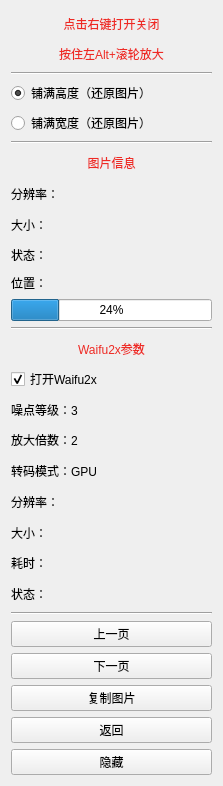
Before: the Qt Designer form ui/readimg.ui in tonquer/picacg-qt, drawn with Qt 5.
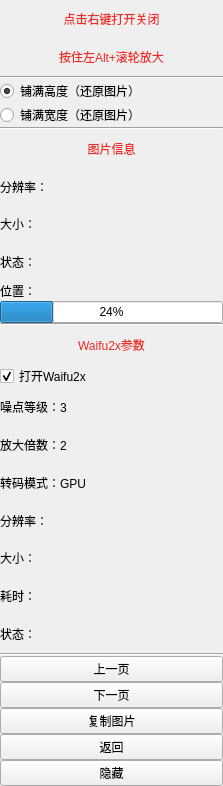
After: the same form once the commit is applied.

```diff
--- a/ui/readimg.ui
+++ b/ui/readimg.ui
@@ -14,10 +14,28 @@
    <string>Form</string>
   </property>
   <layout class="QGridLayout" name="gridLayout_2">
+   <property name="leftMargin">
+    <number>0</number>
+   </property>
+   <property name="topMargin">
+    <number>0</number>
+   </property>
+   <property name="rightMargin">
+    <number>0</number>
+   </property>
+   <property name="bottomMargin">
+    <number>0</number>
+   </property>
    <item row="0" column="0">
     <layout class="QHBoxLayout" name="horizontalLayout_2">
+     <property name="spacing">
+      <number>0</number>
+     </property>
      <item>
       <layout class="QVBoxLayout" name="verticalLayout">
+       <property name="spacing">
+        <number>0</number>
+       </property>
        <property name="sizeConstraint">
         <enum>QLayout::SetDefaultConstraint</enum>
        </property>
```
